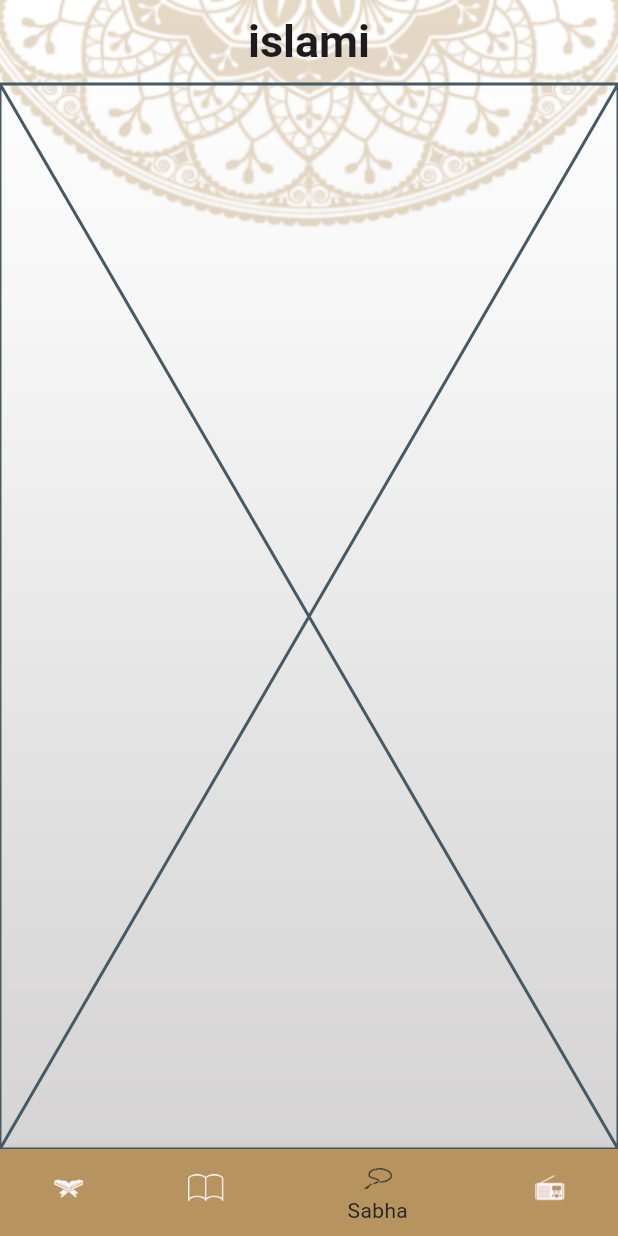
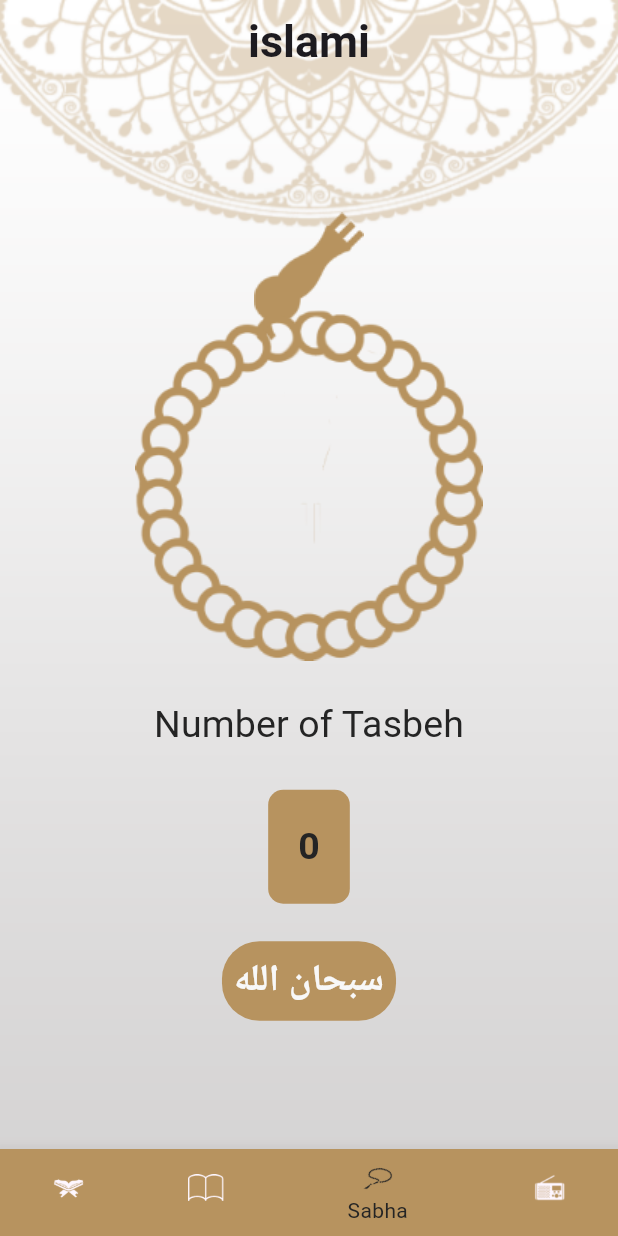
Before and after one commit to engyelgohary/islamic-App, a Flutter app: the screen it shows after launch, item 3 of the bottom bar chosen, on a phone screen of 412 x 824 dp. Run offline on Flutter 3.47's test engine with Material 3 defaults, Android fonts, the light colour scheme and no system bars.

Commit message:
finished Sabaha tab with logic without logic image

```diff
--- a/lib/homeScreen/sabha/Sabaha.dart
+++ b/lib/homeScreen/sabha/Sabaha.dart
@@ -1,8 +1,94 @@
 import 'package:flutter/material.dart';
+import 'package:islami/My_theme.dart';
 
-class SabahaTab extends StatelessWidget {
+class SabahaTab extends StatefulWidget {
+  @override
+  State<SabahaTab> createState() => _SabahaTabState();
+}
+
+class _SabahaTabState extends State<SabahaTab> {
+  int _counter = 0;
+  String _displayText = 'سبحان الله';
+
+  void _incrementCounter() {
+    setState(() {
+      _counter++;
+
+      if (_counter == 33) {
+        _displayText = 'الله اكبر';
+      }
+
+      if (_counter == 66) {
+        _displayText = 'الحمدالله';
+      }
+
+      if (_counter == 99) {
+        _counter = 0;
+        _displayText = 'سبحان الله';
+      }
+    });
+  }
+
   @override
   Widget build(BuildContext context) {
-    return const Placeholder();
+    return Column(
+      mainAxisAlignment: MainAxisAlignment.center,
+      children: [
+        Center(
+          child: Stack(
+            alignment: Alignment.topCenter,
+            children: [
+              InkWell(
+                  onTap: _incrementCounter,
+                  child: Image(
+                      image: AssetImage("assets/images/head_of_seb7a.png"))),
+              Container(
+                  margin: EdgeInsets.only(top: 65),
+                  child: Image(
+                      image: AssetImage("assets/images/body_of_seb7a.png"))),
+            ],
+          ),
+        ),
+        SizedBox(
+          height: 25,
+        ),
+        Text(
+          'Number of Tasbeh',
+          style: Theme.of(context).textTheme.titleSmall,
+        ),
+        SizedBox(
+          height: 25,
+        ),
+        Container(
+          padding: EdgeInsets.all(20),
+          decoration: BoxDecoration(
+            color: MyTheme.primaryColor,
+            borderRadius: BorderRadius.circular(10),
+          ),
+          child: Text(
+            '$_counter',
+            style: Theme.of(context)
+                .textTheme
+                .titleSmall!
+                .copyWith(fontWeight: FontWeight.bold),
+          ),
+        ),
+        SizedBox(
+          height: 25,
+        ),
+        Container(
+          padding: EdgeInsets.all(8),
+          decoration: BoxDecoration(
+            color: MyTheme.primaryColor,
+            borderRadius: BorderRadius.circular(25),
+          ),
+          child: Text(
+            _displayText,
+            style: Theme.of(context).textTheme.titleSmall!.copyWith(
+                fontWeight: FontWeight.bold, color: MyTheme.whiteColor),
+          ),
+        ),
+      ],
+    );
   }
 }
```
Also changed, not shown: assets/images/2x/body_of_seb7a@2x.png (added), assets/images/2x/head_of_seb7a@2x.png (added), assets/images/3x/body_of_seb7a@3x.png (added), assets/images/3x/head_of_seb7a@3x.png (added), assets/images/body_of_seb7a.png (added), assets/images/head_of_seb7a.png (added).
